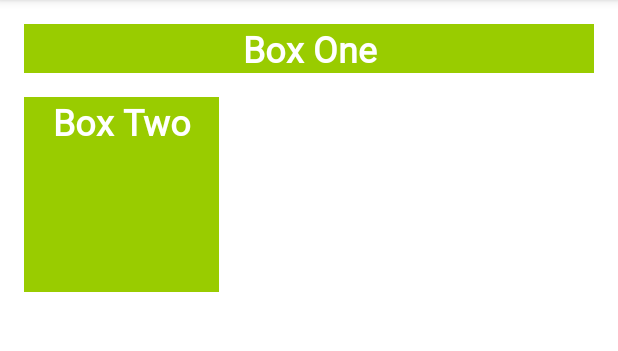
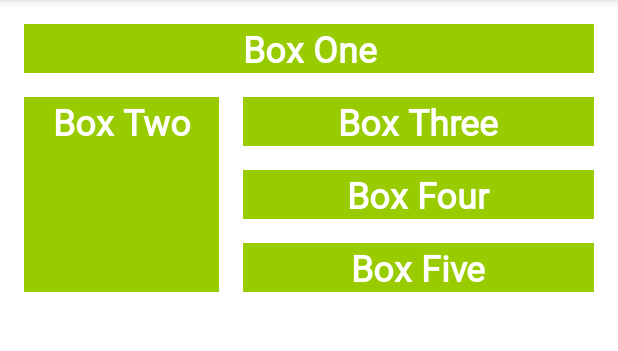
Before and after one commit to praveendias1180/ColorMyViews, an Android app: the screen it shows after launch (MainActivity), on a phone screen of 412 x 824 dp, the part 84-435 px from its top. Run offline under Robolectric (Android 15) with nearby library versions, the phone set to English and light mode, and no system bars.

Commit message:
Aligned the boxes

```diff
--- a/app/src/main/res/layout/activity_main.xml
+++ b/app/src/main/res/layout/activity_main.xml
@@ -30,4 +30,45 @@
         app:layout_constraintStart_toStartOf="parent"
         app:layout_constraintTop_toBottomOf="@+id/box_one_text" />
 
+    <TextView
+        android:id="@+id/box_three_text"
+        style="@style/WhiteBox"
+        android:layout_width="0dp"
+        android:layout_height="wrap_content"
+        android:layout_marginStart="16dp"
+        android:layout_marginEnd="16dp"
+        android:text="@string/box_three"
+        app:layout_constraintBottom_toTopOf="@+id/box_four_text"
+        app:layout_constraintEnd_toEndOf="parent"
+        app:layout_constraintStart_toEndOf="@+id/box_two_text"
+        app:layout_constraintTop_toTopOf="@+id/box_two_text" />
+
+    <TextView
+        android:id="@+id/box_four_text"
+        style="@style/WhiteBox"
+        android:layout_width="0dp"
+        android:layout_height="wrap_content"
+        android:layout_marginStart="16dp"
+        android:layout_marginTop="16dp"
+        android:layout_marginEnd="16dp"
+        android:layout_marginBottom="16dp"
+        android:text="@string/box_four"
+        app:layout_constraintBottom_toTopOf="@+id/box_five_text"
+        app:layout_constraintEnd_toEndOf="parent"
+        app:layout_constraintStart_toEndOf="@+id/box_two_text"
+        app:layout_constraintTop_toBottomOf="@+id/box_three_text" />
+
+    <TextView
+        android:id="@+id/box_five_text"
+        style="@style/WhiteBox"
+        android:layout_width="0dp"
+        android:layout_height="wrap_content"
+        android:layout_marginStart="16dp"
+        android:layout_marginEnd="16dp"
+        android:text="@string/box_five"
+        app:layout_constraintBottom_toBottomOf="@+id/box_two_text"
+        app:layout_constraintEnd_toEndOf="parent"
+        app:layout_constraintStart_toEndOf="@+id/box_two_text"
+        app:layout_constraintTop_toBottomOf="@+id/box_four_text" />
+
 </androidx.constraintlayout.widget.ConstraintLayout>
```
